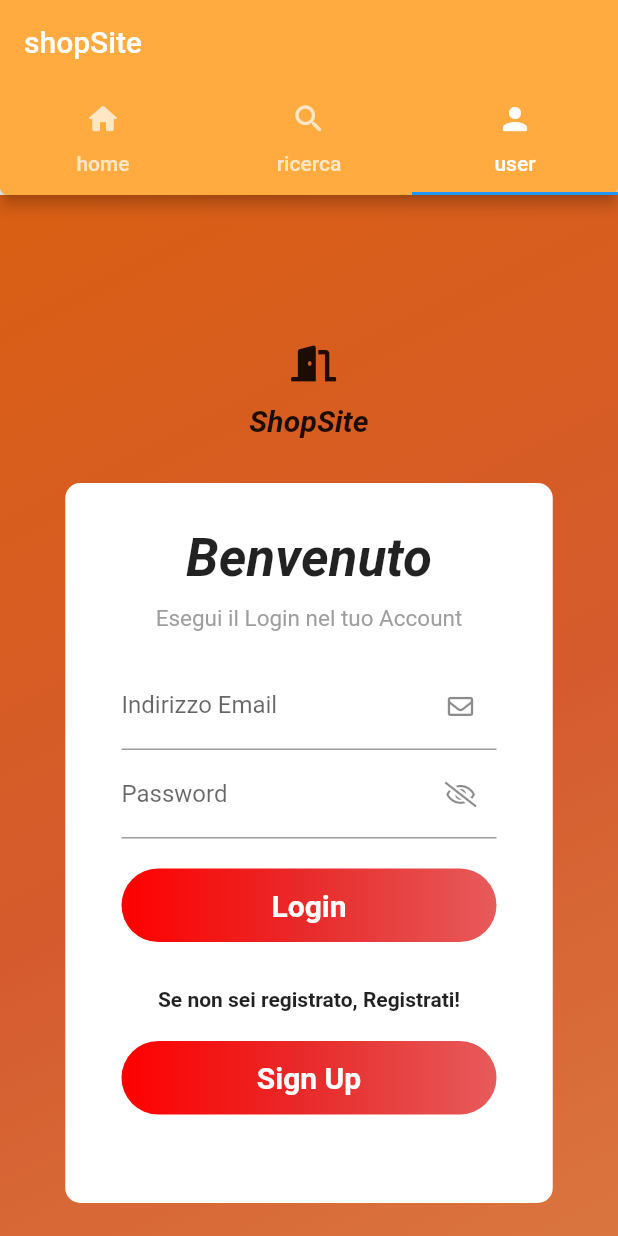
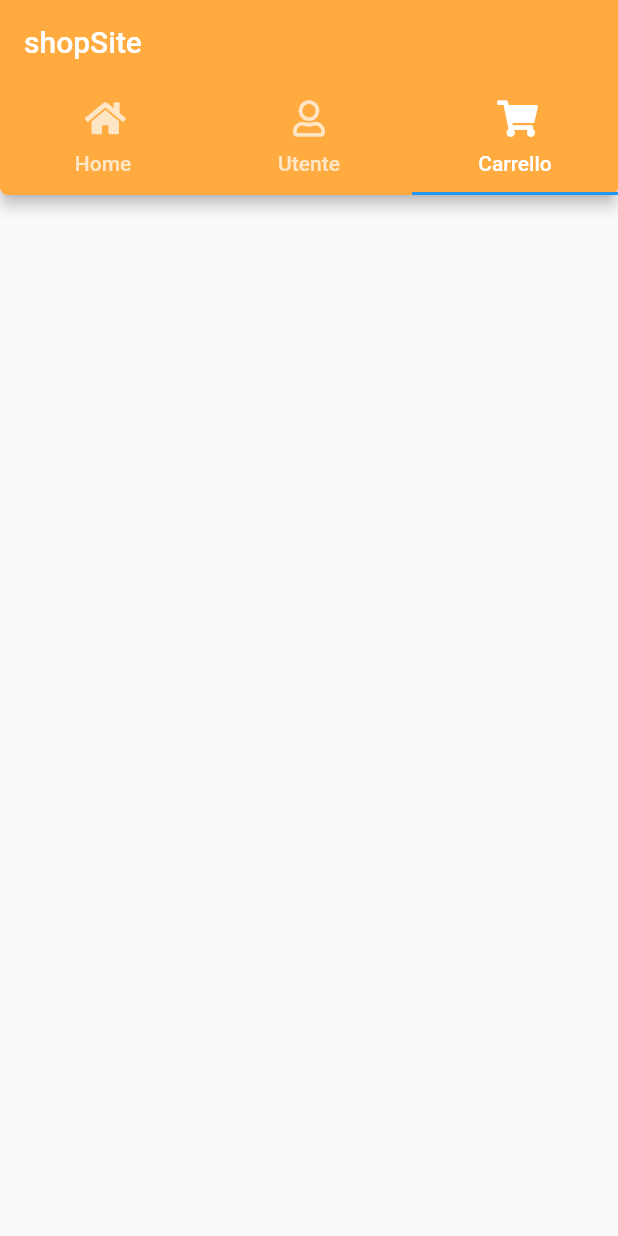
Before and after one commit to Matteio/ecommerce-front-flutter, a Flutter app: the screen it shows after launch, tab 3 chosen, on a phone screen of 412 x 824 dp. Run offline on Flutter 3.47's test engine with Material 2 defaults, Android fonts, the phone set to English and light mode, and no system bars; our stand-ins replace font_awesome_flutter.

Commit message:
Modified Layout page

```diff
--- a/lib/InterfacciaGrafica/pagine/Ricerca.dart
+++ b/lib/InterfacciaGrafica/pagine/Carrello.dart
@@ -1,15 +1,15 @@
 
 import 'package:flutter/material.dart';
 
-class Ricerca extends StatefulWidget{
-  Ricerca({Key? key}) : super(key: key);
+class Carrello extends StatefulWidget{
+  Carrello({Key? key}) : super(key: key);
 
 
   @override
-  _SearchState createState() => _SearchState();
+  _CartState createState() => _CartState();
 }
 
-class _SearchState extends State<Ricerca>{
+class _CartState extends State<Carrello>{
 
   bool _searching = false;
 
--- a/lib/InterfacciaGrafica/pagine/Layout.dart
+++ b/lib/InterfacciaGrafica/pagine/Layout.dart
@@ -1,7 +1,7 @@
 import 'package:flutter/material.dart';
 import 'package:font_awesome_flutter/font_awesome_flutter.dart';
 import 'package:front_shop/InterfacciaGrafica/pagine/Home.dart';
-import 'package:front_shop/InterfacciaGrafica/pagine/Ricerca.dart';
+import 'package:front_shop/InterfacciaGrafica/pagine/Carrello.dart';
 import 'package:front_shop/InterfacciaGrafica/pagine/Login.dart';
 
 class Layout extends StatefulWidget{
@@ -36,23 +36,21 @@ class _LayoutState extends State<Layout> {
             title: Text(title),
             bottom: TabBar(
               tabs:[
-                Tab(text: "home", icon: Icon(Icons.home_rounded)),
-                Tab(text: "ricerca", icon: Icon(Icons.search_rounded)),
-                Tab(text: "user", icon: Icon(Icons.person_rounded)),
+                Tab(text: "Home", icon: Icon(FontAwesomeIcons.home)),
+                Tab(text: "Utente", icon: Icon(FontAwesomeIcons.user)),
+                Tab(text: "Carrello", icon: Icon(FontAwesomeIcons.shoppingCart)),
               ],//tabs
             ),
           ),
           body: TabBarView(
             children: [
               Home(),
-              Ricerca(),
               Login(),
+              Carrello(),
             ],
 
           ),
         ),
     );//Default Tab Controoller
-
-
   }//build
 }//LayoutState
--- a/lib/InterfacciaGrafica/pagine/Login.dart
+++ b/lib/InterfacciaGrafica/pagine/Login.dart
@@ -1,7 +1,20 @@
 import 'package:font_awesome_flutter/font_awesome_flutter.dart';
 import 'package:flutter/material.dart';
+import 'package:front_shop/InterfacciaGrafica/pagine/UserRegistration.dart';
+import 'package:front_shop/InterfacciaGrafica/pagine/Home.dart';
+import 'package:front_shop/InterfacciaGrafica/pagine/Carrello.dart';
 
-class Login extends StatelessWidget{
+class Login extends StatefulWidget{
+
+  Login({Key? key}) : super(key:key);
+
+  @override
+  _LoginState createState() => _LoginState();
+
+}//login
+
+//Pagina di Login per utenti già registrati
+class _LoginState extends State<Login>{
 
   @override
   Widget build(BuildContext context){
@@ -112,13 +125,14 @@ class Login extends StatelessWidget{
                       ),
                     ),
                     SizedBox(height: 30,),
-                    Text('Se non sei registrato, Registrati!',
+                    Text('Se non sei ancora registrato, Registrati!',
                       style: TextStyle(
                         fontWeight: FontWeight.bold
                       ),
                     ),
                       SizedBox(height: 20,),
                       GestureDetector(
+                        onTap: () => Navigator.of(context).push(new MaterialPageRoute(builder: (BuildContext context) => new _UserRegistration())),
                         child: Container(
                           alignment: Alignment.center,
                           width: 250,
@@ -146,7 +160,7 @@ class Login extends StatelessWidget{
                           ),
                         ),
                       ),
-                    ]
+                    ],
                   ),
                 )
               ],
@@ -155,5 +169,73 @@ class Login extends StatelessWidget{
         ),
       );//Scaffold
   }//build
+}//LoginState
 
-}//Login
+/*class _LayoutRegistration extends StatelessWidget{
+  String title="";
+
+  _LayoutState(String title) {
+    this.title=title;
+  }
+
+  @override
+  Widget build(BuildContext context){
+    return DefaultTabController(
+      length: 3,
+      child: Scaffold(
+        appBar: AppBar(
+          backgroundColor: Colors.orangeAccent,
+          shape: RoundedRectangleBorder(
+            borderRadius: BorderRadius.vertical(
+              bottom: Radius.elliptical(5,5),
+            ),
+          ),
+          title: Text(title),
+          bottom: TabBar(
+            tabs:[
+              Tab(text: "home", icon: Icon(Icons.home_rounded)),
+              Tab(text: "ricerca", icon: Icon(Icons.search_rounded)),
+              Tab(text: "user", icon: Icon(Icons.person_rounded)),
+            ],//tabs
+          ),
+        ),
+        body: TabBarView(
+          children: [
+            Home(),
+            Ricerca(),
+            _UserRegistration(),
+          ],
+        ),
+      ),
+    );//Default Tab Controoller
+  }//build
+} */
+
+
+//Pagina di registrazione dell'utente
+class _UserRegistration extends StatelessWidget {
+
+  @override
+  Widget build(BuildContext context){
+    return Scaffold(
+      body: SingleChildScrollView(
+        child: Container(
+            height: MediaQuery.of(context).size.height,
+            width: MediaQuery.of(context).size.width,
+            decoration: BoxDecoration(
+              gradient: LinearGradient(
+                begin: Alignment.topLeft,
+                end: Alignment.bottomRight,
+                colors: [
+                  Color(0xFFD95F13),
+                  Color(0xFFD55B2E),
+                  Color(0xFFDC7E45),
+                ]
+              )
+            ),
+        ),
+      ),
+    );
+  }//build
+
+}//_UserRegistration
```
Also changed, not shown: lib/InterfacciaGrafica/pagine/UserRegistration.dart (added, +25 -0 lines).
